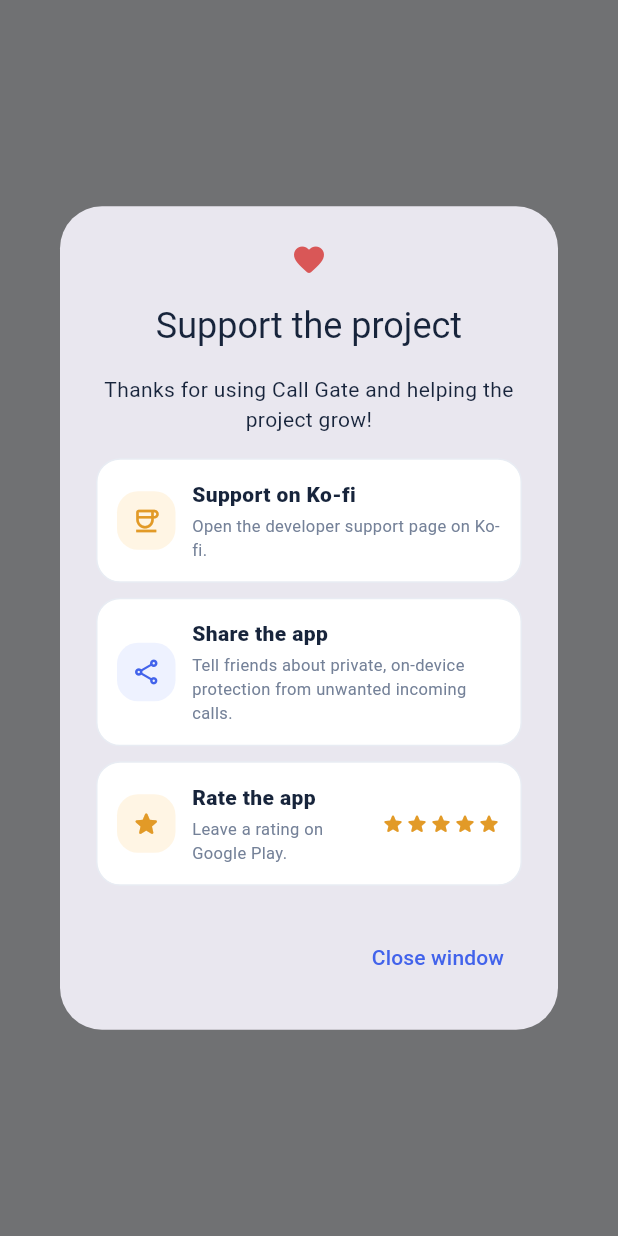
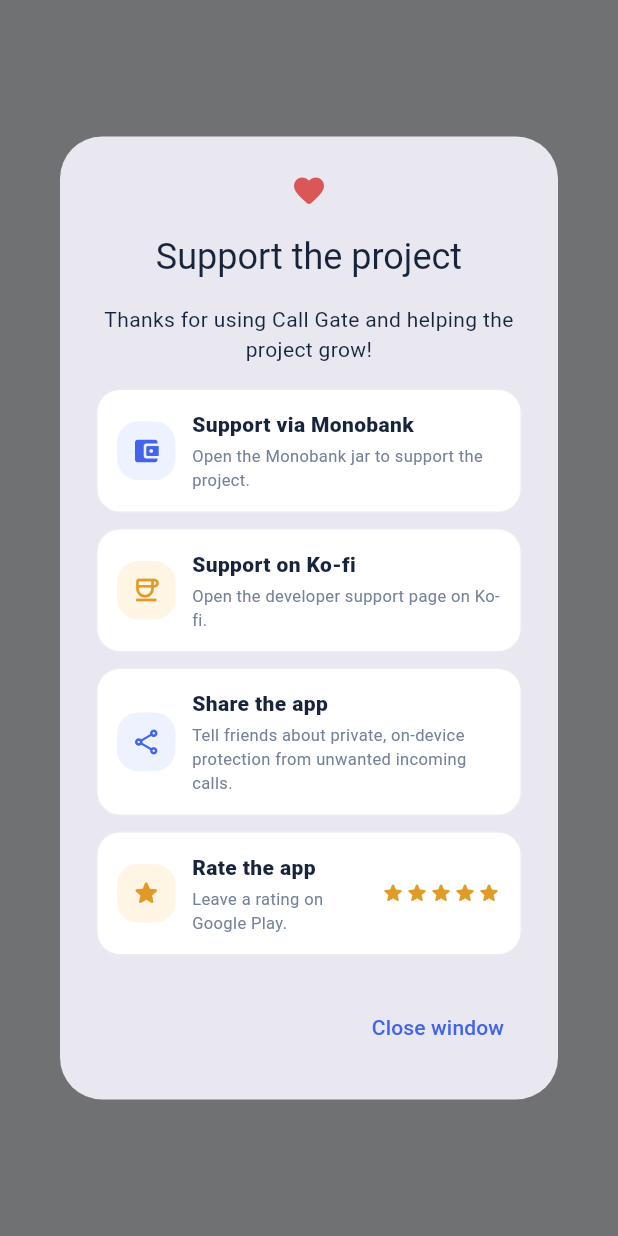
Before and after one commit to CyberDesignTech/call-guard, a Flutter app: what showSupportProjectDialog() shows on an empty page, opened directly with empty values, on a phone screen of 412 x 824 dp. Run offline on Flutter 3.47's test engine with Material 3 defaults, Android fonts, the phone set to English and light mode, and no system bars; our stand-ins replace sqflite; accounts and stored records are empty.

Commit message:
feat(support): add Monobank jar support button alongside Ko-fi

```diff
--- a/lib/l10n/strings_de.dart
+++ b/lib/l10n/strings_de.dart
@@ -42,6 +42,8 @@ const Map<String, String> stringsDe = {
   'aboutPrivacy': 'Ihre Einstellungen und Listen werden nur auf diesem Gerät gespeichert. Es werden keine Daten an einen Server gesendet.',
   'supportThanks':
       'Danke, dass Sie Call Gate nutzen und das Projekt unterstützen!',
+  'supportMonobankTitle': 'Über Monobank unterstützen',
+  'supportMonobankDescription': 'Öffne das Monobank-Sparschwein zur Unterstützung des Projekts.',
   'supportKofiTitle': 'Auf Ko-fi unterstützen',
   'supportKofiDescription': 'Öffne die Unterstützungsseite des Entwicklers auf Ko-fi.',
   'supportShareTitle': 'App teilen',
--- a/lib/l10n/strings_en.dart
+++ b/lib/l10n/strings_en.dart
@@ -41,6 +41,8 @@ const Map<String, String> stringsEn = {
   'aboutDescription': 'Protect against unwanted incoming calls with number lists, country and operator rules, and quiet hours.',
   'aboutPrivacy': 'Your settings and lists are stored only on this device. No data is sent to a server.',
   'supportThanks': 'Thanks for using Call Gate and helping the project grow!',
+  'supportMonobankTitle': 'Support via Monobank',
+  'supportMonobankDescription': 'Open the Monobank jar to support the project.',
   'supportKofiTitle': 'Support on Ko-fi',
   'supportKofiDescription': 'Open the developer support page on Ko-fi.',
   'supportShareTitle': 'Share the app',
--- a/lib/l10n/strings_es.dart
+++ b/lib/l10n/strings_es.dart
@@ -41,6 +41,8 @@ const Map<String, String> stringsEs = {
   'aboutPrivacy': 'La configuración y las listas se guardan solo en este dispositivo. No se envían datos a ningún servidor.',
   'supportThanks':
       '¡Gracias por usar Call Gate y ayudar a que el proyecto crezca!',
+  'supportMonobankTitle': 'Apoyar vía Monobank',
+  'supportMonobankDescription': 'Abre la hucha de Monobank para apoyar el proyecto.',
   'supportKofiTitle': 'Apoyar en Ko-fi',
   'supportKofiDescription': 'Abre la página de apoyo al desarrollador en Ko-fi.',
   'supportShareTitle': 'Compartir la aplicación',
--- a/lib/l10n/strings_fr.dart
+++ b/lib/l10n/strings_fr.dart
@@ -41,6 +41,8 @@ const Map<String, String> stringsFr = {
   'aboutDescription': 'Protégez-vous des appels entrants indésirables grâce aux listes de numéros, aux règles par pays et opérateur et aux plages silencieuses.',
   'aboutPrivacy': 'Vos réglages et listes sont stockés uniquement sur cet appareil. Aucune donnée n’est envoyée à un serveur.',
   'supportThanks': 'Merci d’utiliser Call Gate et de contribuer au développement du projet !',
+  'supportMonobankTitle': 'Soutenir via Monobank',
+  'supportMonobankDescription': 'Ouvrez la tirelire Monobank pour soutenir le projet.',
   'supportKofiTitle': 'Soutenir sur Ko-fi',
   'supportKofiDescription': 'Ouvrir la page de soutien du développeur sur Ko-fi.',
   'supportShareTitle': 'Partager l’application',
--- a/lib/l10n/strings_pl.dart
+++ b/lib/l10n/strings_pl.dart
@@ -42,6 +42,8 @@ const Map<String, String> stringsPl = {
   'aboutPrivacy': 'Ustawienia i listy są przechowywane wyłącznie na tym urządzeniu. Dane nie trafiają na serwer.',
   'supportThanks':
       'Dziękujemy za korzystanie z Call Gate i wsparcie rozwoju projektu!',
+  'supportMonobankTitle': 'Wesprzyj przez Monobank',
+  'supportMonobankDescription': 'Otwórz skarbonkę Monobank, aby wesprzeć projekt.',
   'supportKofiTitle': 'Wesprzyj na Ko-fi',
   'supportKofiDescription': 'Otwórz stronę wsparcia twórcy na Ko-fi.',
   'supportShareTitle': 'Udostępnij aplikację',
--- a/lib/l10n/strings_uk.dart
+++ b/lib/l10n/strings_uk.dart
@@ -42,6 +42,8 @@ const Map<String, String> stringsUk = {
   'aboutPrivacy': 'Ваші налаштування та списки зберігаються лише на цьому пристрої. Дані не надсилаються на сервер.',
   'supportThanks':
       'Дякуємо, що користуєтеся Call Gate і допомагаєте проєкту розвиватися!',
+  'supportMonobankTitle': 'Підтримати через Monobank',
+  'supportMonobankDescription': 'Відкрити банку Monobank для підтримки проєкту.',
   'supportKofiTitle': 'Підтримати на Ko-fi',
   'supportKofiDescription': 'Відкрити сторінку підтримки розробника на Ko-fi.',
   'supportShareTitle': 'Поділитися застосунком',
--- a/lib/widgets/profile_settings_sheet.dart
+++ b/lib/widgets/profile_settings_sheet.dart
@@ -39,7 +39,7 @@ class ProfileSettingsSheetState extends State<ProfileSettingsSheet> {
           mainAxisSize: MainAxisSize.min,
           children: [
             Text(
-              '${widget.strings.call('versionLabel')}  v1.6.3',
+              '${widget.strings.call('versionLabel')}  v1.6.4',
               style: TextStyle(
                 color: AppPalette.accent(AppPalette.blue),
                 fontWeight: FontWeight.w800,
--- a/lib/widgets/support_project_dialog.dart
+++ b/lib/widgets/support_project_dialog.dart
@@ -27,6 +27,19 @@ Future<void> showSupportProjectDialog(
           children: [
             Text(strings.call('supportThanks'), textAlign: TextAlign.center),
             const SizedBox(height: 16),
+            _SupportOption(
+              icon: Icons.account_balance_wallet_rounded,
+              title: strings.call('supportMonobankTitle'),
+              description: strings.call('supportMonobankDescription'),
+              color: AppPalette.blue,
+              onTap: () async {
+                await channel.openExternalUrl(
+                  'https://send.monobank.ua/jar/AhQrx7NK3q',
+                );
+                if (dialogContext.mounted) Navigator.pop(dialogContext);
+              },
+            ),
+            const SizedBox(height: 10),
             _SupportOption(
               icon: Icons.coffee_outlined,
               title: strings.call('supportKofiTitle'),
--- a/pubspec.yaml
+++ b/pubspec.yaml
@@ -16,7 +16,7 @@ publish_to: 'none' # Remove this line if you wish to publish to pub.dev
 # https://developer.apple.com/library/archive/documentation/General/Reference/InfoPlistKeyReference/Articles/CoreFoundationKeys.html
 # In Windows, build-name is used as the major, minor, and patch parts
 # of the product and file versions while build-number is used as the build suffix.
-version: 1.6.3+9
+version: 1.6.4+10
 
 environment:
   sdk: ^3.13.5
```
Also changed, not shown: 1 other file.
